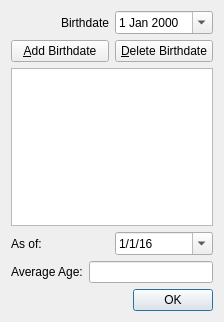
diana134/afs, file Forms/ui_averageAgeCalculatorDialog.ui: the form before one commit.
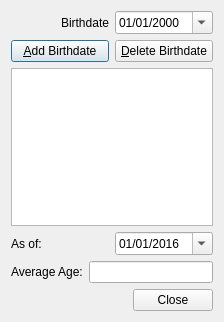
The form after the commit.

```diff
--- a/Forms/ui_averageAgeCalculatorDialog.ui
+++ b/Forms/ui_averageAgeCalculatorDialog.ui
@@ -31,6 +31,9 @@
        <property name="buttonSymbols">
         <enum>QAbstractSpinBox::UpDownArrows</enum>
        </property>
+       <property name="displayFormat">
+        <string>dd/MM/yyyy</string>
+       </property>
        <property name="calendarPopup">
         <bool>true</bool>
        </property>
@@ -88,7 +91,7 @@
         </date>
        </property>
        <property name="displayFormat">
-        <string>d/M/yy</string>
+        <string>dd/MM/yyyy</string>
        </property>
        <property name="calendarPopup">
         <bool>true</bool>
@@ -121,7 +124,7 @@
    <item>
     <widget class="QDialogButtonBox" name="btnBox">
      <property name="standardButtons">
-      <set>QDialogButtonBox::Ok</set>
+      <set>QDialogButtonBox::Close</set>
      </property>
     </widget>
    </item>
```
